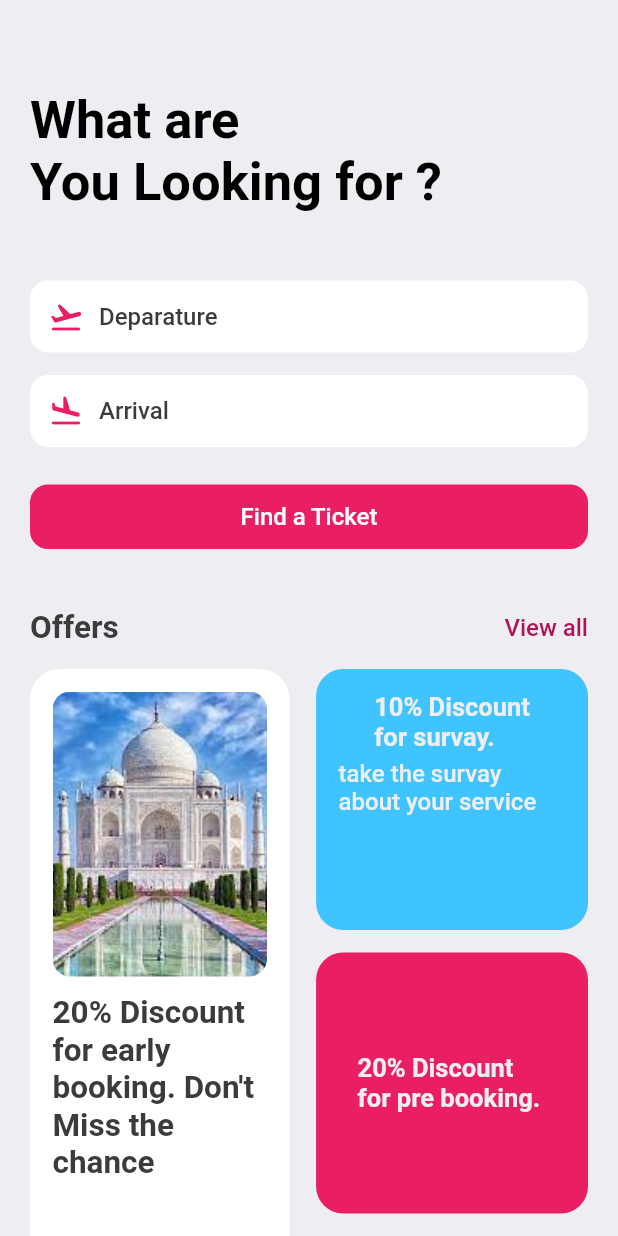
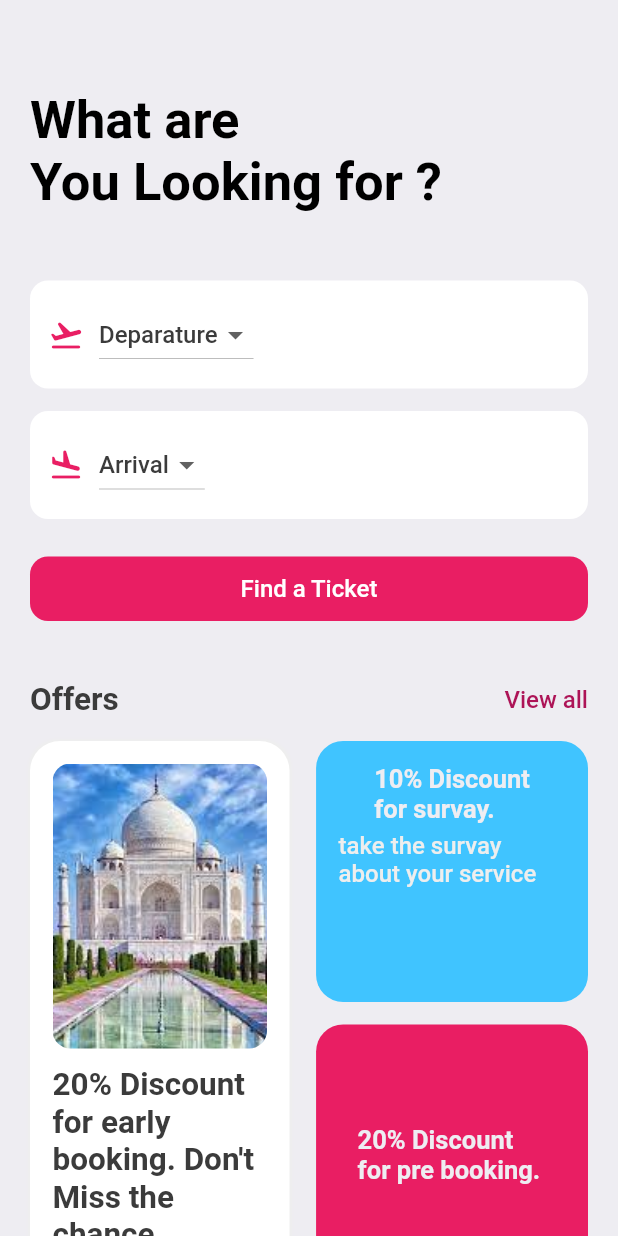
Before and after one commit to NafimAhmed/Air_Ticketing_App, a Flutter app: the SearchScreen screen opened directly, on a phone screen of 412 x 824 dp. Run offline on Flutter 3.47's test engine with Material 2 defaults, Android fonts, the phone set to English and light mode, and no system bars; our stand-ins replace animated_splash_screen, barcode_widget, fluentui_icons, gap, get, google_fonts and 6 more; missing offline and left inert: dart:ffi.

Commit message:
destination added

```diff
--- a/lib/screens/bottom_bar.dart
+++ b/lib/screens/bottom_bar.dart
@@ -21,7 +21,7 @@ class BottomBar extends StatelessWidget{
   static final List<Widget> _widgetOptions =<Widget>[
 
     const HomeScreen(),
-    const SearchScreen(),
+     SearchScreen(),
      TicketScreen(),
     //const TicketScreenMain(),
     //const Text("ticket"),
--- a/lib/screens/printing/util.dart
+++ b/lib/screens/printing/util.dart
@@ -496,7 +496,7 @@ final PdfPageFormat pageFormat,
   final bytes= await build(pageFormat);
   final appDocDir=await getApplicationDocumentsDirectory();
   final appDocPath=appDocDir.path;
-  final file=File("$appDocPath/Document.pdf");
+  final file=File("$appDocPath/NagAir_Ticket.pdf");
   print("${file.path}");
   await file.writeAsBytes(bytes);
   await OpenFile.open(file.path);
--- a/lib/screens/search_screen.dart
+++ b/lib/screens/search_screen.dart
@@ -9,7 +9,12 @@ import 'package:gap/gap.dart';
 import 'package:get/get.dart';
 
 class SearchScreen extends StatelessWidget {
-  const SearchScreen({Key? key}) : super(key: key);
+
+  RxString dropdownValue="Select".obs;
+
+  SearchScreen({Key? key}) : super(key: key);
+
+
 
 
   @override
@@ -60,9 +65,18 @@ class SearchScreen extends StatelessWidget {
 
 
           Gap(AppLayout.getHeight(25)),
-          const IconTextWidget(icon: Icons.flight_takeoff_rounded,text: "Deparature"),
+           IconTextWidget(icon: Icons.flight_takeoff_rounded,text: "Deparature"),
+          //////////////////////////////////////////////////////////////////
+
+
+
+
+
+          ////////////////////////////////////////////////////////////
+
+
           Gap(AppLayout.getHeight(15)),
-          const IconTextWidget(icon: Icons.flight_land_rounded,text: "Arrival"),
+           IconTextWidget(icon: Icons.flight_land_rounded,text: "Arrival"),
 
           Gap(AppLayout.getHeight(25)),
 
--- a/lib/widget/icon_text_widget.dart
+++ b/lib/widget/icon_text_widget.dart
@@ -1,6 +1,7 @@
 import 'package:flutter/cupertino.dart';
 import 'package:flutter/material.dart';
 import 'package:gap/gap.dart';
+import 'package:get/get.dart';
 
 import '../Utils/app_layout.dart';
 import '../Utils/app_style.dart';
@@ -8,10 +9,14 @@ import '../Utils/app_style.dart';
 class IconTextWidget extends StatelessWidget {
   final IconData icon;
   final String text;
-  const IconTextWidget({Key? key, required this.icon, required this.text}) : super(key: key);
+   IconTextWidget({Key? key, required this.icon, required this.text}) : super(key: key);
+
+  RxString txt="".obs;
+
 
   @override
   Widget build(BuildContext context) {
+    txt.value=text;
     return Container(
       padding: EdgeInsets.symmetric(vertical: AppLayout.getHeight(12),horizontal: AppLayout.getWidth(12)),
       decoration: BoxDecoration(
@@ -26,7 +31,23 @@ class IconTextWidget extends StatelessWidget {
             color: Colors.pink,
           ),
           Gap(AppLayout.getWidth(10)),
-          Text(text,style: Styles.textStyle,)
+          //Text(text,style: Styles.textStyle,)
+
+          //////////////////////////////////////////////////////////////////////////////
+          DropdownButton<String>(
+            value: txt.value.toString(),
+            items: <String>[txt.value.toString(),"B","c","D"].map((String value) {
+              return DropdownMenuItem<String>(
+                value: value,
+                child: Text(value,style: Styles.textStyle,),
+              );
+            }).toList(),
+            onChanged: (_) {
+
+            },
+          )
+          ///////////////////////////////////////////////////////
+
         ],
       ),
     );
```
